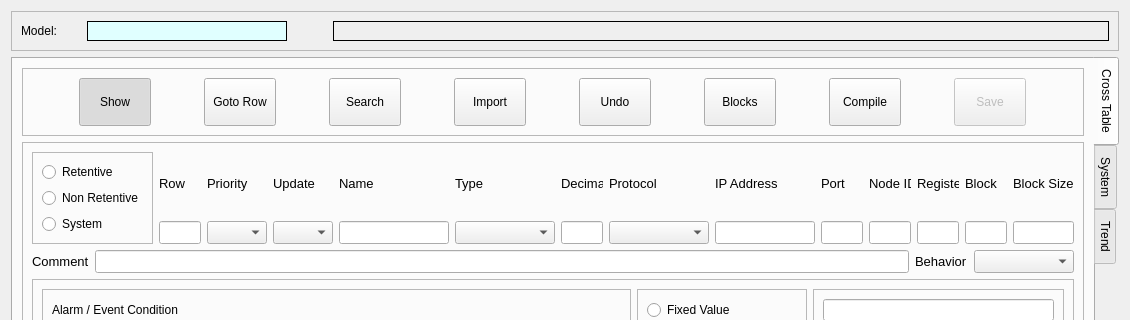
Above: projects/devtools/qt-creator-2.8.1-src/src/plugins/cte/ctedit.ui from MECTsrl/imx_mect before the change; both pictures show x 0 to 1130 and y 0 to 320 of the 1130 by 822 pixel window. Below: the same form after it.
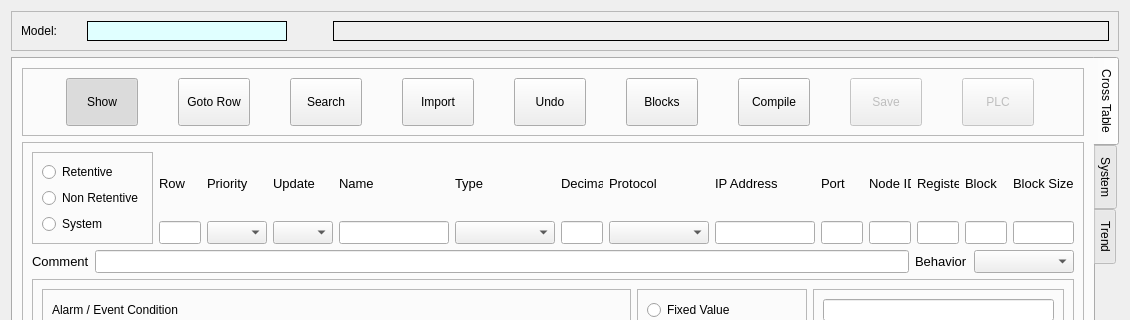
That is the form after the change.

Diff of the .ui file:
```diff
--- a/projects/devtools/qt-creator-2.8.1-src/src/plugins/cte/ctedit.ui
+++ b/projects/devtools/qt-creator-2.8.1-src/src/plugins/cte/ctedit.ui
@@ -478,6 +478,47 @@
               </property>
              </widget>
             </item>
+            <item>
+             <widget class="QPushButton" name="cmdPLC">
+              <property name="enabled">
+               <bool>false</bool>
+              </property>
+              <property name="minimumSize">
+               <size>
+                <width>72</width>
+                <height>48</height>
+               </size>
+              </property>
+              <property name="maximumSize">
+               <size>
+                <width>72</width>
+                <height>48</height>
+               </size>
+              </property>
+              <property name="font">
+               <font>
+                <family>MS Shell Dlg 2</family>
+                <weight>50</weight>
+                <bold>false</bold>
+               </font>
+              </property>
+              <property name="toolTip">
+               <string>Save changes</string>
+              </property>
+              <property name="statusTip">
+               <string>Start PLC Editor</string>
+              </property>
+              <property name="text">
+               <string>PLC</string>
+              </property>
+              <property name="checkable">
+               <bool>false</bool>
+              </property>
+              <property name="autoDefault">
+               <bool>false</bool>
+              </property>
+             </widget>
+            </item>
            </layout>
           </widget>
          </item>
```
Left out of the diff: 14 changed lines with no effect on the pictures.
